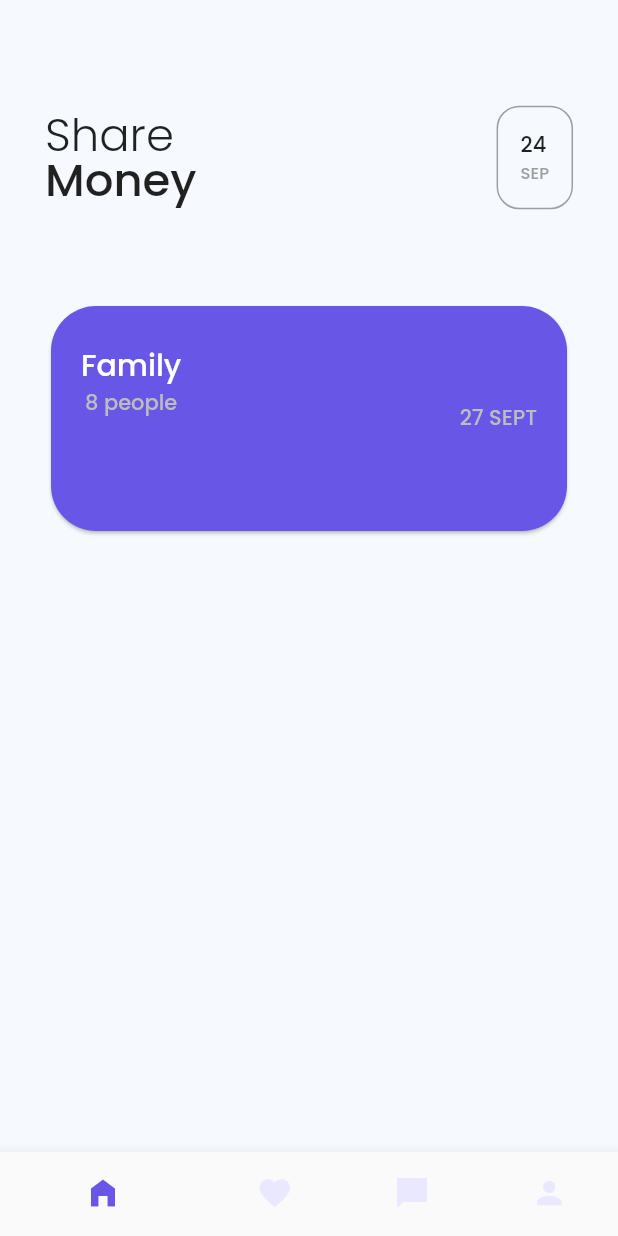
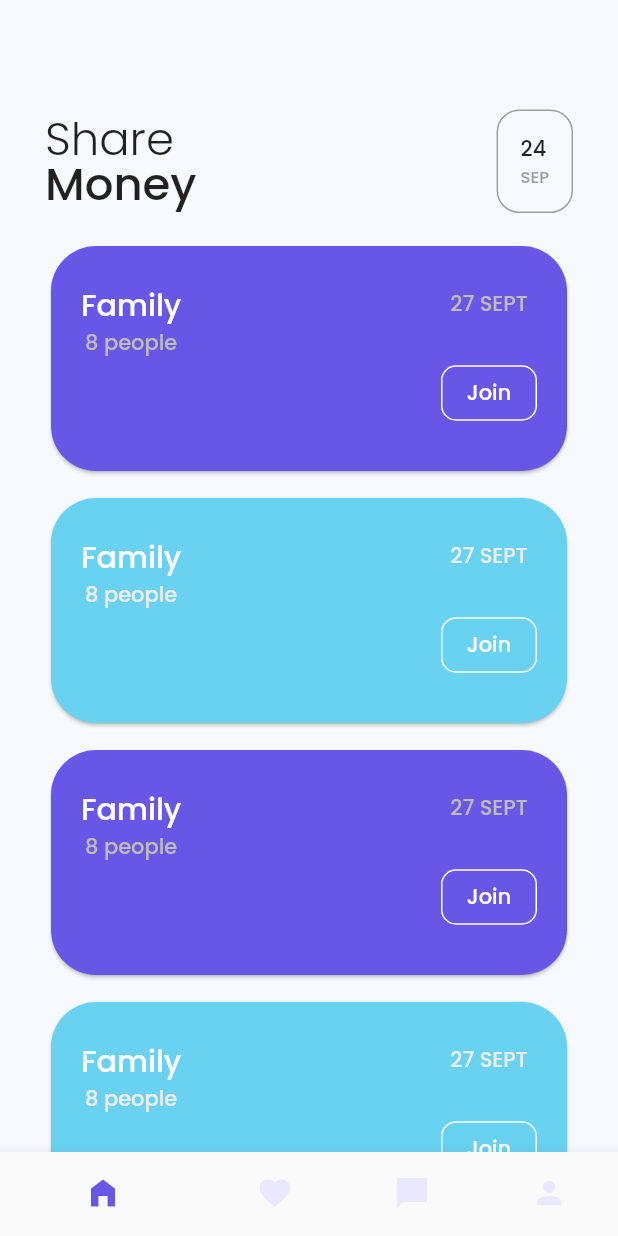
Before and after one commit to MathisParoissien/Flutter, a Flutter app: the screen it shows after launch, on a phone screen of 412 x 824 dp. Run offline on Flutter 3.47's test engine with Material 2 defaults, Android fonts, the phone set to English and light mode, and no system bars; our stand-ins replace google_fonts.

Commit message:
home cards 80%

```diff
--- /dev/null
+++ b/my_app/lib/Buttons/grey_button.dart
@@ -0,0 +1,54 @@
+import 'package:flutter/material.dart';
+import 'package:my_app/chat.dart';
+import 'package:my_app/main.dart';
+import 'package:google_fonts/google_fonts.dart';
+
+import '../home.dart';
+
+// class ButtonGrey extends StatefulWidget {
+//   final Widget child;
+//   final GestureTapCallback onPressed;
+
+//   const ButtonGrey({
+//     required this.onPressed,
+//   });
+
+//   @override
+//   _ButtonGreyState createState() => _ButtonGreyState();
+// }
+
+class ButtonGrey extends StatelessWidget {
+  @override
+  Widget build(BuildContext context) {
+    return TextButton(
+        style: ButtonStyle(
+            foregroundColor: MaterialStateProperty.all<Color>(Colors.white),
+            overlayColor: MaterialStateProperty.resolveWith<Color?>(
+              (Set<MaterialState> states) {
+                if (states.contains(MaterialState.hovered))
+                  return Colors.grey.withOpacity(0.04);
+                if (states.contains(MaterialState.focused) ||
+                    states.contains(MaterialState.pressed))
+                  return Colors.grey.withOpacity(0.12);
+                return null; // Defer to the widget's default.
+              },
+            ),
+            shape: MaterialStateProperty.all<RoundedRectangleBorder>(
+                RoundedRectangleBorder(
+                    borderRadius: BorderRadius.circular(10.0),
+                    side: const BorderSide(color: Colors.white)))),
+        // onPressed: () {},
+        onPressed: () {
+          Navigator.push(
+            context,
+            MaterialPageRoute(builder: (context) => SecondRoute()),
+          );
+        },
+        child: Text('Join',
+            style: GoogleFonts.poppins(
+              fontWeight: FontWeight.w500,
+              fontSize: 14,
+              color: Colors.white,
+            )));
+  }
+}
--- a/my_app/lib/home.dart
+++ b/my_app/lib/home.dart
@@ -1,6 +1,8 @@
 import 'package:flutter/material.dart';
 import 'package:google_fonts/google_fonts.dart';
 import 'package:my_app/main.dart';
+
+import 'Buttons/grey_button.dart';
 
 class HomeScreen extends StatelessWidget {
   const HomeScreen({Key? key}) : super(key: key);
@@ -11,12 +13,40 @@ class HomeScreen extends StatelessWidget {
         backgroundColor: d_lightGray,
         body: SingleChildScrollView(
           child: Column(
-            children: const [
-              DateSection(),
+            children: [
+              const DateSection(),
               // GroupsSection(),
               Padding(
-                padding: EdgeInsets.symmetric(horizontal: 30),
-                child: CardsSection(),
+                padding:
+                    const EdgeInsets.symmetric(horizontal: 30, vertical: 5),
+                child: CardsSection(
+                  color: d_purple,
+                ),
+              ),
+              Padding(
+                padding:
+                    const EdgeInsets.symmetric(horizontal: 30, vertical: 5),
+                child: CardsSection(color: d_blue),
+              ),
+              Padding(
+                padding:
+                    const EdgeInsets.symmetric(horizontal: 30, vertical: 5),
+                child: CardsSection(color: d_purple),
+              ),
+              Padding(
+                padding:
+                    const EdgeInsets.symmetric(horizontal: 30, vertical: 5),
+                child: CardsSection(color: d_blue),
+              ),
+              Padding(
+                padding:
+                    const EdgeInsets.symmetric(horizontal: 30, vertical: 5),
+                child: CardsSection(color: d_purple),
+              ),
+              Padding(
+                padding:
+                    const EdgeInsets.symmetric(horizontal: 30, vertical: 10),
+                child: CardsSection(color: d_blue),
               ),
             ],
           ),
@@ -30,8 +60,8 @@ class DateSection extends StatelessWidget {
   @override
   Widget build(BuildContext context) {
     return Container(
-      height: 200,
-      padding: const EdgeInsets.fromLTRB(30, 20, 30, 10),
+      // height: 150,
+      padding: const EdgeInsets.fromLTRB(30, 70, 30, 10),
       child: Row(
         children: [
           Wrap(
@@ -89,7 +119,9 @@ class DateContainer extends StatelessWidget {
 }
 
 class CardsSection extends StatelessWidget {
-  const CardsSection({Key? key}) : super(key: key);
+  var color;
+
+  CardsSection({Key? key, this.color}) : super(key: key);
 
   @override
   Widget build(BuildContext context) {
@@ -111,9 +143,10 @@ class CardsSection extends StatelessWidget {
                     style: GoogleFonts.poppins(
                         fontWeight: FontWeight.w500,
                         fontSize: 14,
-                        color: Colors.grey[400])),
+                        color: Colors.grey[color == d_purple ? 400 : 200])),
                 Container(
                   height: 50,
+                  // rounded profile pictures
                 )
               ],
             ),
@@ -124,13 +157,17 @@ class CardsSection extends StatelessWidget {
                     style: GoogleFonts.poppins(
                         fontWeight: FontWeight.w500,
                         fontSize: 14,
-                        color: Colors.grey[400])),
+                        color: Colors.grey[color == d_purple ? 400 : 200])),
+                Container(
+                  height: 25,
+                ),
+                ButtonGrey(),
               ],
             ),
           ],
         ),
       ),
-      color: d_purple,
+      color: color,
     );
   }
 }
@@ -148,3 +185,24 @@ class GroupsSection extends StatelessWidget {
     );
   }
 }
+
+class SecondRoute extends StatelessWidget {
+  const SecondRoute({Key? key}) : super(key: key);
+
+  @override
+  Widget build(BuildContext context) {
+    return Scaffold(
+      appBar: AppBar(
+        title: Text("Second Route"),
+      ),
+      body: Center(
+        child: ElevatedButton(
+          onPressed: () {
+            Navigator.pop(context);
+          },
+          child: Text('Go back!'),
+        ),
+      ),
+    );
+  }
+}
```
Also changed, not shown: 1 other file.
